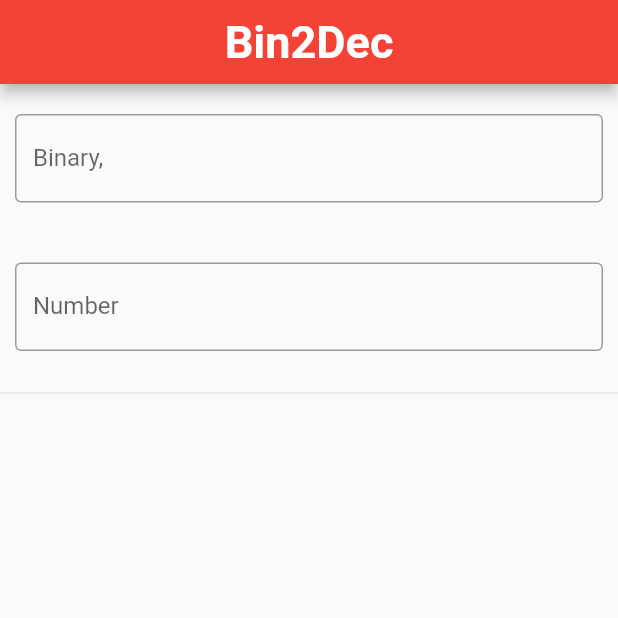
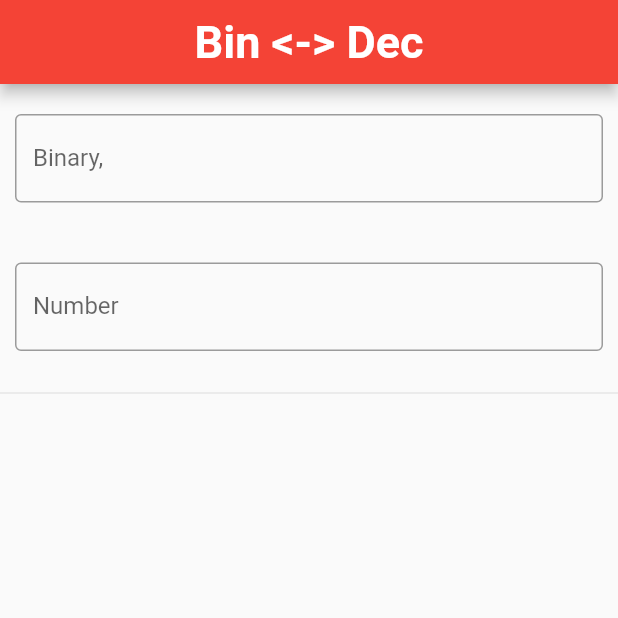
Before and after one commit to AlexWuDDD/AlexAppIdea, a Flutter app: the screen it shows after launch, on a phone screen of 412 x 824 dp, the top half of it. Run offline on Flutter 3.47's test engine with Material 2 defaults, Android fonts, the phone set to English and light mode, and no system bars; our stand-ins replace basic_utils; missing offline and left inert: strings.

Commit message:
2020-2-24 improve the Bin2Dec

```diff
--- a/Bin2Dec/bin2dec/lib/main.dart
+++ b/Bin2Dec/bin2dec/lib/main.dart
@@ -5,19 +5,48 @@ import 'package:strings/strings.dart';
 
 void main() => runApp(MyApp());
 
+//class MyApp extends StatefulWidget {
+//  @override
+//  _MyAppState createState() => _MyAppState();
+//}
+//
+//class _MyAppState extends State<MyApp> {
+//  @override
+//  Widget build(BuildContext context) {
+//    return MaterialApp(
+//      title: "Bin<=>Dec",
+//      home: Scaffold(
+//        appBar: AppBar(
+//          centerTitle: true,
+//          backgroundColor: Colors.red,
+//          title: Text(
+//            "Bin <-> Dec",
+//            style: TextStyle(
+//              fontSize: 30,
+//              fontWeight: FontWeight.bold,
+//            ),
+//          ),
+//
+//        ),
+//        body: Bin2Dec(),
+//      ),
+//    );
+//  }
+//}
+
 
 class MyApp extends StatelessWidget{
   @override
   Widget build(BuildContext context) {
     // TODO: implement build
     return MaterialApp(
-      title: "Bin2Dec",
+      title: "Bin<=>Dec",
       home: Scaffold(
         appBar: AppBar(
           centerTitle: true,
           backgroundColor: Colors.red,
           title: Text(
-            "Bin2Dec",
+            "Bin <-> Dec",
             style: TextStyle(
               fontSize: 30,
               fontWeight: FontWeight.bold,
@@ -44,11 +73,10 @@ class _Bin2DecState extends State<Bin2Dec> {
   final FocusNode _binaryFocus = FocusNode();
   final FocusNode _DecFoucus = FocusNode();
 
-  String _errorStr = '';
-
-
-
   String ChangeToBinary(String input){
+    if(input.isEmpty){
+      return "0";
+    }
     int nums = int.parse(input);
     if(nums == 0){
       return "0";
@@ -62,11 +90,17 @@ class _Bin2DecState extends State<Bin2Dec> {
   }
 
   String ChangeToDec(String input){
+    print("ChangeToDec: ${input}");
     int ret = 0;
     var runes = input.runes;
     for(int i = 0; i < runes.length; ++i){
       if(runes.elementAt(i)^ 0x30 == 1){
-        ret = (ret + 1)*2;
+        print("It's one");
+        ret = ret*2 + 1;
+      }
+      if(runes.elementAt(i) ^ 0x30 == 0){
+        print("It's zero");
+        ret = ret*2 + 0;
       }
     }
     return ret.toString();
@@ -76,39 +110,22 @@ class _Bin2DecState extends State<Bin2Dec> {
   void initState(){
     _binaryController.addListener(
         (){
-          debugPrint('Binary Input: ${_binaryController.text}');
           if(_binaryController.text.isEmpty){
             setState(() {
               _DecController.text = '';
             });
             return;
           }
-          if(isZEROorONE(_binaryController.text)){
+
+          if(_binaryFocus.hasFocus) {
             setState(() {
-              this._errorStr = '';
+              _DecController.text = ChangeToDec(_binaryController.text);
             });
-            if(_binaryFocus.hasFocus) {
-              setState(() {
-                _DecController.text = ChangeToDec(_binaryController.text);
-              });
-            }
           }
-          else{
-            print('please input 0 or 1');
-            setState(() {
-              this._errorStr = 'please input 0 or 1';
-            });
-
-          }
-
         }
     );
     _DecController.addListener(
         (){
-          debugPrint('Dec Input: ${_DecController.text}');
-          setState(() {
-            this._errorStr = '';
-          });
           if(_DecController.text.isEmpty){
             setState(() {
               _binaryController.text = '';
@@ -116,17 +133,9 @@ class _Bin2DecState extends State<Bin2Dec> {
             return;
           }
 
-          if(StringUtils.isDigit(_DecController.text)){
-
-            if(_DecFoucus.hasFocus) {
-              setState(() {
-                _binaryController.text = ChangeToBinary(_DecController.text);
-              });
-            }
-          }
-          else{
+          if(_DecFoucus.hasFocus) {
             setState(() {
-              this._errorStr = 'please input numbers';
+              _binaryController.text = ChangeToBinary(_DecController.text);
             });
           }
         }
@@ -146,7 +155,7 @@ class _Bin2DecState extends State<Bin2Dec> {
   Widget _BinaryInput() {
     return Padding(
       padding: EdgeInsets.symmetric(vertical: 20, horizontal: 10),
-      child: TextField(
+      child: TextFormField(
         focusNode: this._binaryFocus,
         controller: this._binaryController,
         decoration: InputDecoration(
@@ -154,13 +163,22 @@ class _Bin2DecState extends State<Bin2Dec> {
             border: OutlineInputBorder(),
             labelText: "Binary,"
         ),
+        autovalidate: true,
+        validator: (String val){
+          if(val.isEmpty) return null;
+          if(!isZEROorONE(val)) {
+            return "please input 0 or 1";
+          }
+          return null;
+
+        },
       ),
     );
   }
 
-  Widget _DecInput() => Padding(
+  get _DecInput => Padding(
     padding: EdgeInsets.symmetric(vertical: 20, horizontal: 10),
-    child: TextField(
+    child: TextFormField(
       focusNode: this._DecFoucus,
       controller: this._DecController,
       decoration: InputDecoration(
@@ -168,6 +186,19 @@ class _Bin2DecState extends State<Bin2Dec> {
           border: OutlineInputBorder(),
           labelText: "Number",
       ),
+      autovalidate: true,
+      validator: (String val){
+        if(val.isEmpty) return null;
+
+        try {
+          if(!StringUtils.isDigit(val)){
+            return "please input numbers";
+          }
+          return null;
+        } on Exception catch (e) {
+          return null;
+        }
+      },
     ),
   );
 
@@ -176,22 +207,8 @@ class _Bin2DecState extends State<Bin2Dec> {
     return ListView(
       children: <Widget>[
         this._BinaryInput(),
-        this._DecInput(),
+        this._DecInput,
         Divider(),
-        Padding(
-          padding: EdgeInsets.symmetric(vertical: 20, horizontal: 10),
-          child: Row(
-            children: <Widget>[
-              Text(
-                this._errorStr.isEmpty?"": "Error: " + this._errorStr,
-                style: TextStyle(
-                  color: Colors.red,
-                  fontSize: 30,
-                ),
-              ),
-            ],
-          )
-        ),
       ],
     );
   }
```
